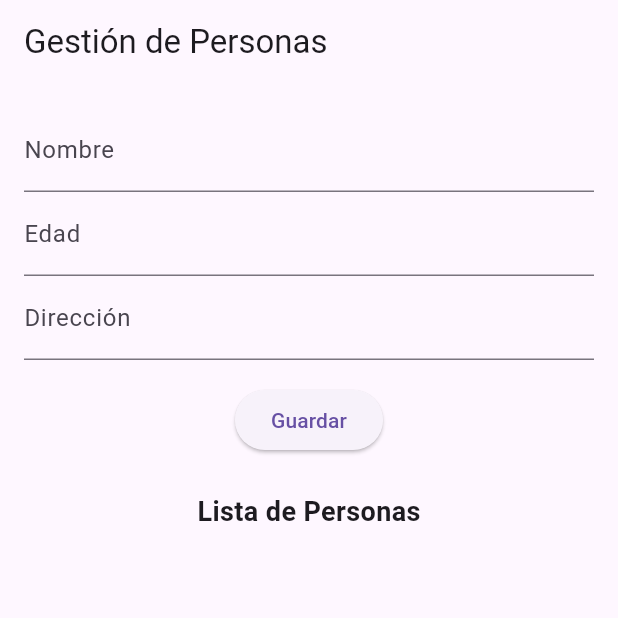
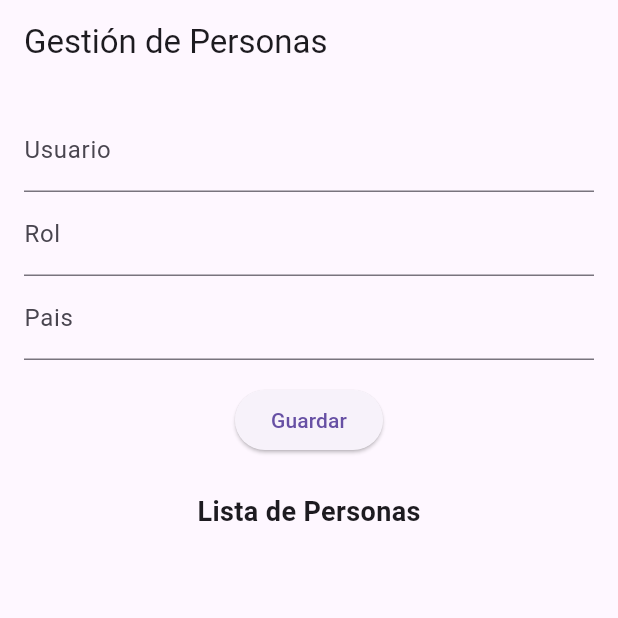
Before and after one commit to RICARDO2024918/examenfinal, a Flutter app: the AdministradorSecion screen opened directly, on a phone screen of 412 x 824 dp, the top half of it. Run offline on Flutter 3.47's test engine with Material 3 defaults, Android fonts, the phone set to English and light mode, and no system bars; our stand-ins replace sqflite; accounts and stored records are empty.

Commit message:
Cambios en la base de datos
Se cambio atributos

```diff
--- a/streaming/lib/administrador_secion.dart
+++ b/streaming/lib/administrador_secion.dart
@@ -59,15 +59,15 @@ class _AdministradorSecionState extends State<AdministradorSecion> {
           children: [
             TextFormField(
               controller: _nameController,
-              decoration: InputDecoration(labelText: "Nombre"),
+              decoration: InputDecoration(labelText: "Usuario"),
             ),
             TextFormField(
               controller: _ageController,
-              decoration: InputDecoration(labelText: "Edad"),
+              decoration: InputDecoration(labelText: "Rol"),
             ),
             TextFormField(
               controller: _addressController,
-              decoration: InputDecoration(labelText: "Dirección"),
+              decoration: InputDecoration(labelText: "Pais"),
             ),
             SizedBox(height: 16),
             ElevatedButton(
@@ -95,8 +95,8 @@ class _AdministradorSecionState extends State<AdministradorSecion> {
         final person = _journals[index];
         return ListTile(
           leading: Text(person.id ?? "Sin ID"), // Manejar posibles nulos
-          title:
-              Text("${person.name ?? 'Sin nombre'} (${person.age ?? 'N/A'})"),
+          title: Text(
+              "${person.usuario ?? 'Sin nombre'} (${person.rol ?? 'N/A'})"),
           subtitle: Text(person.address ?? "Sin dirección"),
           trailing: Row(
             mainAxisSize: MainAxisSize.min,
@@ -107,8 +107,8 @@ class _AdministradorSecionState extends State<AdministradorSecion> {
                   setState(() {
                     id =
                         person.id ?? ""; // Proporcionar un valor predeterminado
-                    _nameController.text = person.name ?? "";
-                    _ageController.text = person.age ?? "";
+                    _nameController.text = person.usuario ?? "";
+                    _ageController.text = person.rol ?? "";
                     _addressController.text = person.address ?? "";
                   });
                 },
@@ -140,8 +140,8 @@ class _AdministradorSecionState extends State<AdministradorSecion> {
     await SQLHelper.insert(
       Person(
         id: DateTime.now().millisecondsSinceEpoch.toString(),
-        name: _nameController.text,
-        age: _ageController.text,
+        usuario: _nameController.text,
+        rol: _ageController.text,
         address: _addressController.text,
       ),
     );
--- a/streaming/lib/api_servicce.dart
+++ b/streaming/lib/api_servicce.dart
@@ -2,8 +2,8 @@ import 'dart:convert';
 import 'package:http/http.dart' as http;
 
 class ApiService {
-  final String registerUrl = "http://192.168.0.106:8080/auth/register";
-  final String loginUrl = "http://192.168.0.106:8080/auth/login";
+  final String registerUrl = "http://192.168.1.6:8080/auth/register";
+  final String loginUrl = "http://192.168.1.6:8080/auth/login";
   //final String registerUrl = "http://192.168.100.12:8080/auth/reister";
   //final String loginUrl = "http://192.168.100.12:8080/auth/login";
 
--- a/streaming/lib/sql_helper.dart
+++ b/streaming/lib/sql_helper.dart
@@ -22,7 +22,7 @@ onCreate Function
       onCreate: (db, version) async {
         await db.execute(
           //   "CREATE TABLE $_tableName (id TEXT PRIMARY KEY, name TEXT, age TEXT, address TEXT, description TEXT)",
-          "CREATE TABLE $_tableName (id TEXT PRIMARY KEY, name TEXT, age TEXT, address TEXT)",
+          "CREATE TABLE $_tableName (id TEXT PRIMARY KEY, usuario TEXT, rol TEXT, address TEXT)",
         );
       },
       version: 1,
@@ -61,8 +61,8 @@ onCreate Function
     return List.generate(personsMap.length, (index) {
       return Person(
           id: personsMap[index]["id"],
-          name: personsMap[index]["name"],
-          age: personsMap[index]["age"],
+          usuario: personsMap[index]["usuario"],
+          rol: personsMap[index]["rol"],
           address: personsMap[index]["address"]);
     });
   }
@@ -78,8 +78,8 @@ onCreate Function
     if (person.length == 1) {
       return Person(
           id: person[0]["id"],
-          name: person[0]["name"],
-          age: person[0]["age"],
+          usuario: person[0]["usuario"],
+          rol: person[0]["rol"],
           address: person[0]["address"]);
     } else {
       return Person();
```
